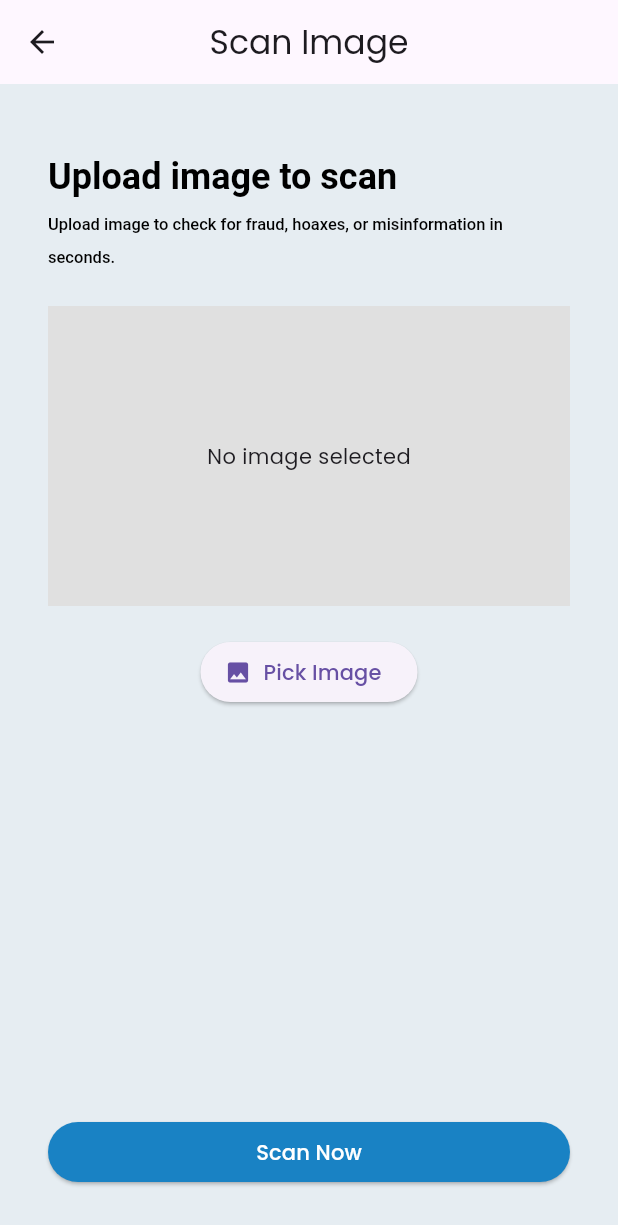
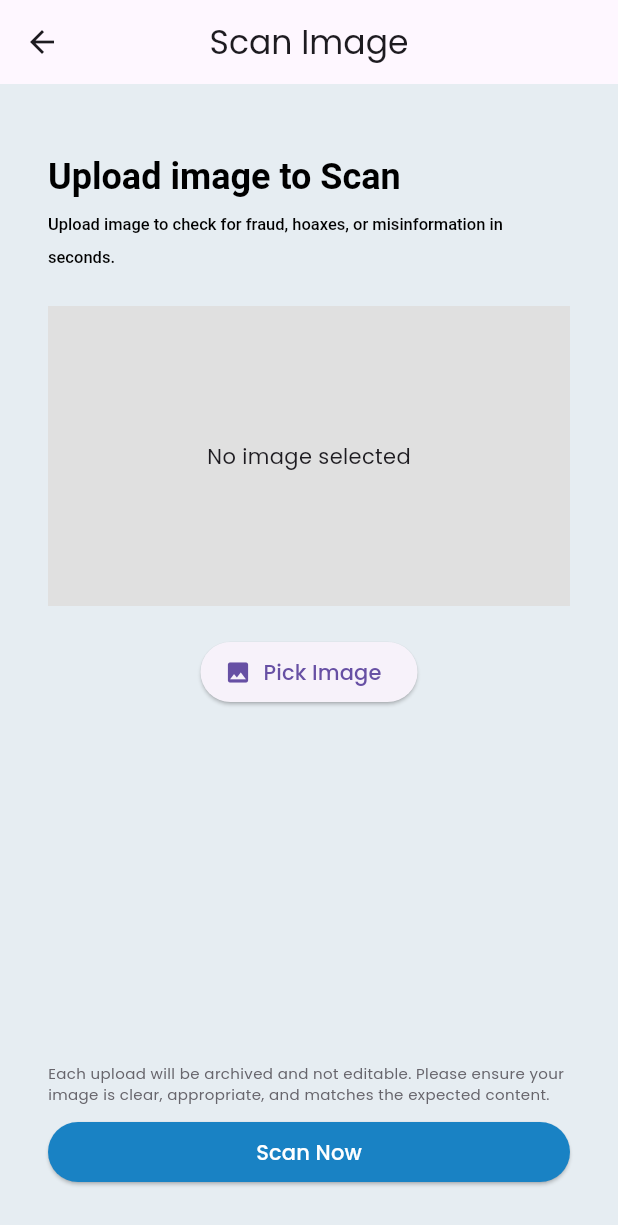
Before and after one commit to x3nozite/Lumen, a Flutter app: the InputImageScreen screen opened directly, on a phone screen of 412 x 824 dp. Shown: the top 1225 px of the screen. Run offline on Flutter 3.47's test engine with Material 3 defaults, Android fonts, the phone set to English and light mode, and no system bars; our stand-ins replace image_picker.

Commit message:
layout adjustments

```diff
--- a/frontend/lib/screens/scan/input/inputimage.dart
+++ b/frontend/lib/screens/scan/input/inputimage.dart
@@ -66,6 +66,11 @@ class _ImagePickerState extends State<InputImageScreen> {
           ),
           SizedBox(height: 20),
           Spacer(),
+          Text(
+            'Each upload will be archived and not editable. Please ensure your image is clear, appropriate, and matches the expected content.',
+            style: TextStyle(fontSize: 10, color: Color(0xFF67656C)),
+          ),
+          SizedBox(height: 8),
           SizedBox(
             width: double.infinity,
             child: ElevatedButton(
@@ -112,7 +117,7 @@ class _ImagePickerState extends State<InputImageScreen> {
         ),
         children: [
           TextSpan(
-            text: 'Upload image to scan\n',
+            text: 'Upload image to Scan\n',
             style: const TextStyle(fontSize: 24, fontWeight: FontWeight.bold),
           ),
           TextSpan(
--- a/frontend/lib/screens/scan/input/inputtext.dart
+++ b/frontend/lib/screens/scan/input/inputtext.dart
@@ -20,7 +20,7 @@ class InputTextScreen extends StatelessWidget {
             _textInput(),
             Spacer(),
             Text(
-              'Each upload will be archived and not editable. Please review to confirm completeness',
+              'Each upload will be archived and not editable. Please review your text to ensure it appears exactly as you intend before scanning.',
               style: TextStyle(fontSize: 10, color: Color(0xFF67656C)),
             ),
             SizedBox(height: 8),
```
